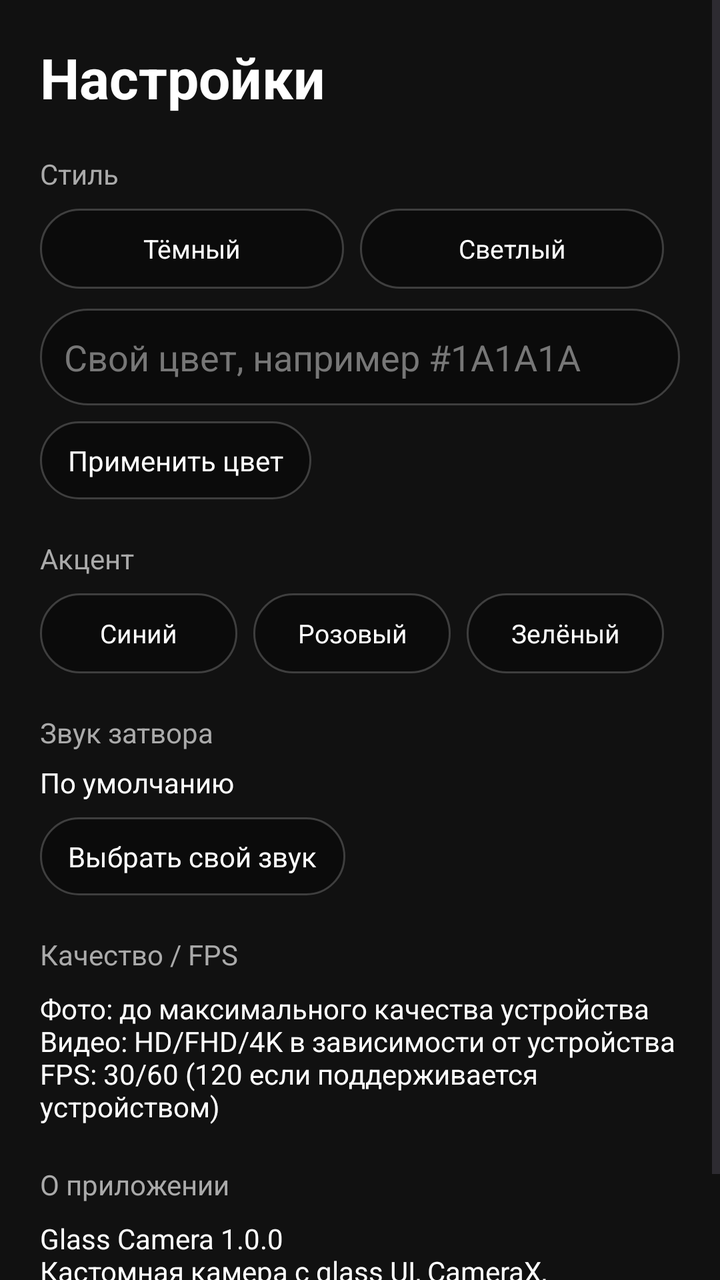
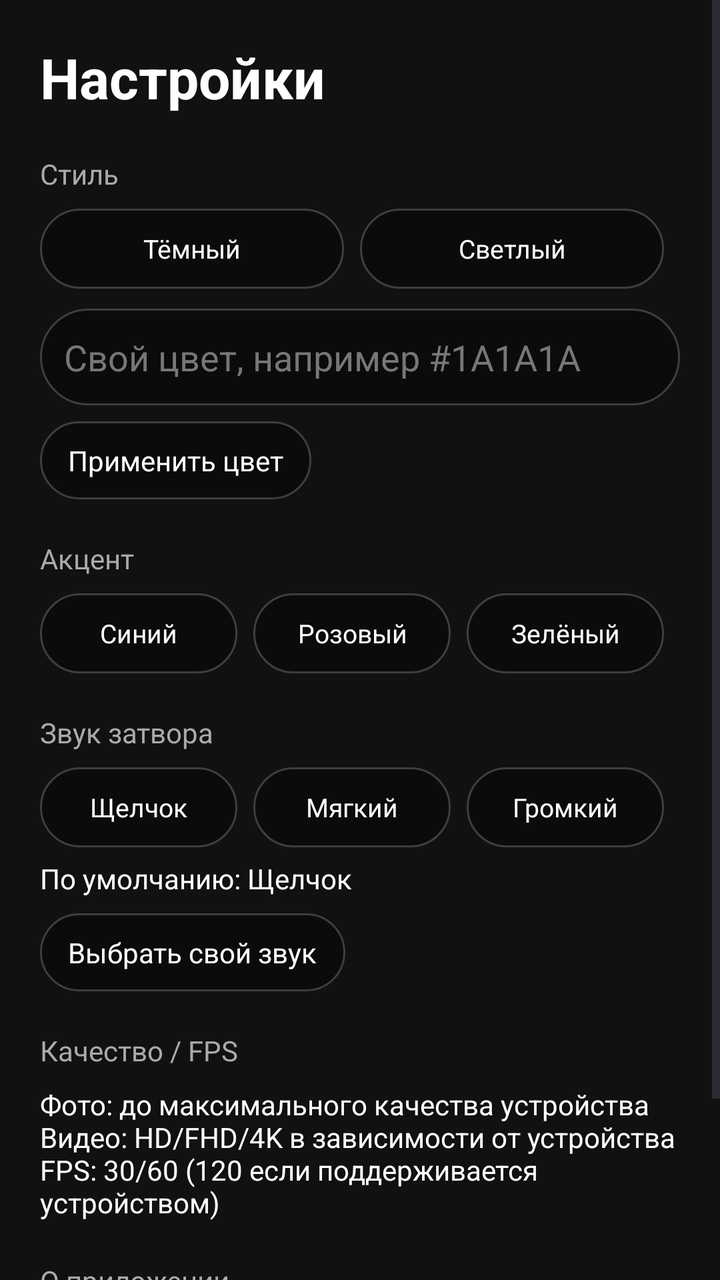

Compare the two renders of this Android layout. The source of the first and the diff that turns it into the second are given below.
<!-- AndroidManifest.xml: activity theme Theme.GlassCamera -->
<!-- res/layout/activity_settings.xml -->
<?xml version="1.0" encoding="utf-8"?>
<ScrollView xmlns:android="http://schemas.android.com/apk/res/android"
    android:layout_width="match_parent"
    android:layout_height="match_parent"
    android:background="#111111">
    <LinearLayout
        android:layout_width="match_parent"
        android:layout_height="wrap_content"
        android:orientation="vertical"
        android:padding="20dp">

        <TextView android:layout_width="wrap_content" android:layout_height="wrap_content" android:text="Настройки" android:textColor="#FFFFFF" android:textSize="28sp" android:textStyle="bold" />
        <TextView android:layout_width="wrap_content" android:layout_height="wrap_content" android:layout_marginTop="20dp" android:text="Стиль" android:textColor="#AAAAAA" android:textSize="14sp" />
        <LinearLayout android:layout_width="match_parent" android:layout_height="wrap_content" android:layout_marginTop="8dp" android:orientation="horizontal">
            <TextView android:id="@+id/styleDark" style="@style/MenuBtn" android:text="Тёмный" />
            <TextView android:id="@+id/styleLight" style="@style/MenuBtn" android:text="Светлый" />
        </LinearLayout>
        <EditText android:id="@+id/customColor" android:layout_width="match_parent" android:layout_height="wrap_content" android:layout_marginTop="10dp" android:hint="Свой цвет, например #1A1A1A" android:textColor="#FFFFFF" android:textColorHint="#777777" android:background="@drawable/glass_pill" android:padding="12dp" />
        <TextView android:id="@+id/applyColor" android:layout_width="wrap_content" android:layout_height="wrap_content" android:layout_marginTop="8dp" android:background="@drawable/glass_pill" android:paddingHorizontal="14dp" android:paddingVertical="10dp" android:text="Применить цвет" android:textColor="#FFFFFF" />

        <TextView android:layout_width="wrap_content" android:layout_height="wrap_content" android:layout_marginTop="20dp" android:text="Акцент" android:textColor="#AAAAAA" android:textSize="14sp" />
        <LinearLayout android:layout_width="match_parent" android:layout_height="wrap_content" android:layout_marginTop="8dp" android:orientation="horizontal">
            <TextView android:id="@+id/accentBlue" style="@style/MenuBtn" android:text="Синий" />
            <TextView android:id="@+id/accentPink" style="@style/MenuBtn" android:text="Розовый" />
            <TextView android:id="@+id/accentGreen" style="@style/MenuBtn" android:text="Зелёный" />
        </LinearLayout>

        <TextView android:layout_width="wrap_content" android:layout_height="wrap_content" android:layout_marginTop="20dp" android:text="Звук затвора" android:textColor="#AAAAAA" android:textSize="14sp" />
        <TextView android:id="@+id/soundStatus" android:layout_width="wrap_content" android:layout_height="wrap_content" android:layout_marginTop="6dp" android:text="По умолчанию" android:textColor="#FFFFFF" />
        <TextView android:id="@+id/pickSound" android:layout_width="wrap_content" android:layout_height="wrap_content" android:layout_marginTop="8dp" android:background="@drawable/glass_pill" android:paddingHorizontal="14dp" android:paddingVertical="10dp" android:text="Выбрать свой звук" android:textColor="#FFFFFF" />

        <TextView android:layout_width="wrap_content" android:layout_height="wrap_content" android:layout_marginTop="20dp" android:text="Качество / FPS" android:textColor="#AAAAAA" android:textSize="14sp" />
        <TextView android:id="@+id/fpsInfo" android:layout_width="match_parent" android:layout_height="wrap_content" android:layout_marginTop="8dp" android:textColor="#FFFFFF" android:textSize="14sp" android:text="Фото: до максимального качества устройства\nВидео: HD/FHD/4K в зависимости от устройства\nFPS: 30/60 (120 если поддерживается устройством)" />

        <TextView android:layout_width="wrap_content" android:layout_height="wrap_content" android:layout_marginTop="20dp" android:text="О приложении" android:textColor="#AAAAAA" android:textSize="14sp" />
        <TextView android:layout_width="match_parent" android:layout_height="wrap_content" android:layout_marginTop="8dp" android:textColor="#FFFFFF" android:text="Glass Camera 1.0.0\nКастомная камера с glass UI, CameraX, режимами фото/видео, зумом, фокусом, Camera Lock и настройками стиля." />

    </LinearLayout>
</ScrollView>
<!-- resources referenced by this layout -->
<resources>
  <!-- drawable glass_pill (drawable) -->
  <shape xmlns:android="http://schemas.android.com/apk/res/android">
      <solid android:color="#55000000" />
      <corners android:radius="24dp" />
      <stroke android:width="1dp" android:color="#33FFFFFF" />
  </shape>
  <style name="MenuBtn">
          <item name="android:layout_width">0dp</item>
          <item name="android:layout_height">40dp</item>
          <item name="android:layout_weight">1</item>
          <item name="android:layout_marginEnd">8dp</item>
          <item name="android:gravity">center</item>
          <item name="android:background">@drawable/glass_pill</item>
          <item name="android:textColor">#FFFFFF</item>
          <item name="android:textSize">13sp</item>
      </style>
  <style name="Theme.GlassCamera" parent="Theme.Material3.DayNight.NoActionBar">
          <item name="android:statusBarColor">@android:color/transparent</item>
          <item name="android:navigationBarColor">@android:color/black</item>
          <item name="android:windowFullscreen">true</item>
          <item name="android:windowLayoutInDisplayCutoutMode">shortEdges</item>
      </style>
</resources>

<!-- the commit's change to res/layout/activity_settings.xml (unified diff, before → after) -->
@@ -26,7 +26,12 @@
         </LinearLayout>
 
         <TextView android:layout_width="wrap_content" android:layout_height="wrap_content" android:layout_marginTop="20dp" android:text="Звук затвора" android:textColor="#AAAAAA" android:textSize="14sp" />
-        <TextView android:id="@+id/soundStatus" android:layout_width="wrap_content" android:layout_height="wrap_content" android:layout_marginTop="6dp" android:text="По умолчанию" android:textColor="#FFFFFF" />
+        <LinearLayout android:layout_width="match_parent" android:layout_height="wrap_content" android:layout_marginTop="8dp" android:orientation="horizontal">
+            <TextView android:id="@+id/soundDefault" style="@style/MenuBtn" android:text="Щелчок" />
+            <TextView android:id="@+id/soundSoft" style="@style/MenuBtn" android:text="Мягкий" />
+            <TextView android:id="@+id/soundLoud" style="@style/MenuBtn" android:text="Громкий" />
+        </LinearLayout>
+        <TextView android:id="@+id/soundStatus" android:layout_width="wrap_content" android:layout_height="wrap_content" android:layout_marginTop="6dp" android:text="По умолчанию: Щелчок" android:textColor="#FFFFFF" />
         <TextView android:id="@+id/pickSound" android:layout_width="wrap_content" android:layout_height="wrap_content" android:layout_marginTop="8dp" android:background="@drawable/glass_pill" android:paddingHorizontal="14dp" android:paddingVertical="10dp" android:text="Выбрать свой звук" android:textColor="#FFFFFF" />
 
         <TextView android:layout_width="wrap_content" android:layout_height="wrap_content" android:layout_marginTop="20dp" android:text="Качество / FPS" android:textColor="#AAAAAA" android:textSize="14sp" />
